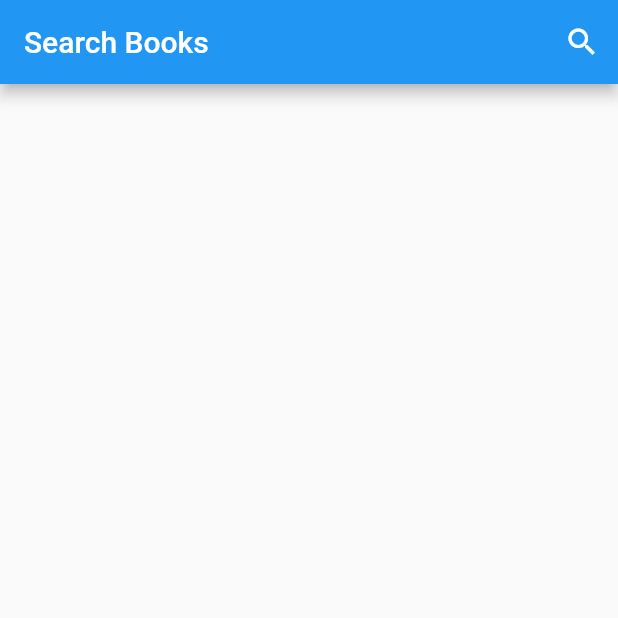
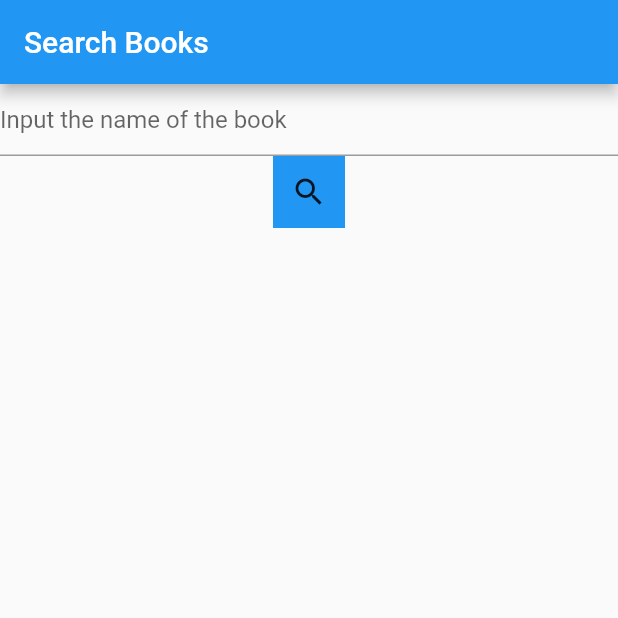
Before and after one commit to Dirty-Coders/Bookpedia, a Flutter app: the screen it shows after launch, on a phone screen of 412 x 824 dp, the top half of it. Run offline on Flutter 3.47's test engine with Material 2 defaults, Android fonts, the phone set to English and light mode, and no system bars.

Commit message:
This commit improves the UI of search page

```diff
--- a/Bookpedia/lib/main.dart
+++ b/Bookpedia/lib/main.dart
@@ -1,3 +1,5 @@
+/// To do- Link the Search word to the api call
+
 import 'package:flutter/material.dart';
 import 'package:http/http.dart';
 import 'package:intl/intl.dart';
@@ -16,22 +18,34 @@ class Home extends StatefulWidget {
 }
 
 class _HomeState extends State<Home> {
-  // String book = DataSearch().query;
-
-  // var url =
-  //     'https://www.googleapis.com/books/v1/volumes?q=${book}:keyes&key=AIzaSyCZirO73lPyuENe0phd6VECWutfpKK4lkc';
+  String nameEntered;
 
   @override
   Widget build(BuildContext context) {
     return Scaffold(
       appBar: AppBar(
         title: Text('Search Books'),
-        actions: <Widget>[
-          IconButton(
-            onPressed: () {
-              showSearch(context: context, delegate: DataSearch());
+      ),
+      body: Column(
+        children: <Widget>[
+          TextField(
+            decoration: InputDecoration(
+              hintText: "Input the name of the book",
+            ),
+            onChanged: (nameEntered) {
+              this.nameEntered = nameEntered;
             },
-            icon: Icon(Icons.search),
+
+            ///This is the method where all operations on the name given by the user is supposed to be worked on.
+            ///{$nameEntered} is the variable in which the name entered would be stored.
+          ),
+          Container(
+            color: Colors.blue,
+            child: IconButton(
+                icon: Icon(Icons.search),
+                onPressed: () {
+                  print("Name entered by the user is $nameEntered");
+                }),
           )
         ],
       ),
--- a/Bookpedia/lib/services/Pages/results.dart
+++ b/Bookpedia/lib/services/Pages/results.dart
@@ -48,7 +48,7 @@ class _resultState extends State<result> {
       appBar: AppBar(
         title: Text('Results for ${widget.text}'),
       ),
-      body:
+      body: bookresults == []
           ? Center(
               child: CircularProgressIndicator(),
             )
--- a/Bookpedia/lib/services/searchbar.dart
+++ b/Bookpedia/lib/services/searchbar.dart
@@ -11,6 +11,7 @@ class DataSearch extends SearchDelegate<String> {
 
   @override
   List<Widget> buildActions(BuildContext context) {
+    print("buildAction performed");
     return [
       IconButton(
         icon: Icon(Icons.search),
@@ -23,6 +24,7 @@ class DataSearch extends SearchDelegate<String> {
 
   @override
   Widget buildLeading(BuildContext contexntext) {
+    print("buildLeading performed");
     return IconButton(
       onPressed: () {},
       icon: AnimatedIcon(
@@ -32,11 +34,13 @@ class DataSearch extends SearchDelegate<String> {
 
   @override
   Widget buildResults(BuildContext context) {
+    print("buildResults performed");
     return null;
   }
 
   @override
   Widget buildSuggestions(BuildContext context) {
+    print("buildSuggestions performed");
     final suggestionlist = books;
     return ListView.builder(
       itemCount: suggestionlist.length,
@@ -47,6 +51,7 @@ class DataSearch extends SearchDelegate<String> {
   }
 
   void _sendDataToSresult(BuildContext context) {
+    print("_sendDataToSresult performed");
     String textToSend = query;
     Navigator.push(
         context,
```
Also changed, not shown: 1 other file.
